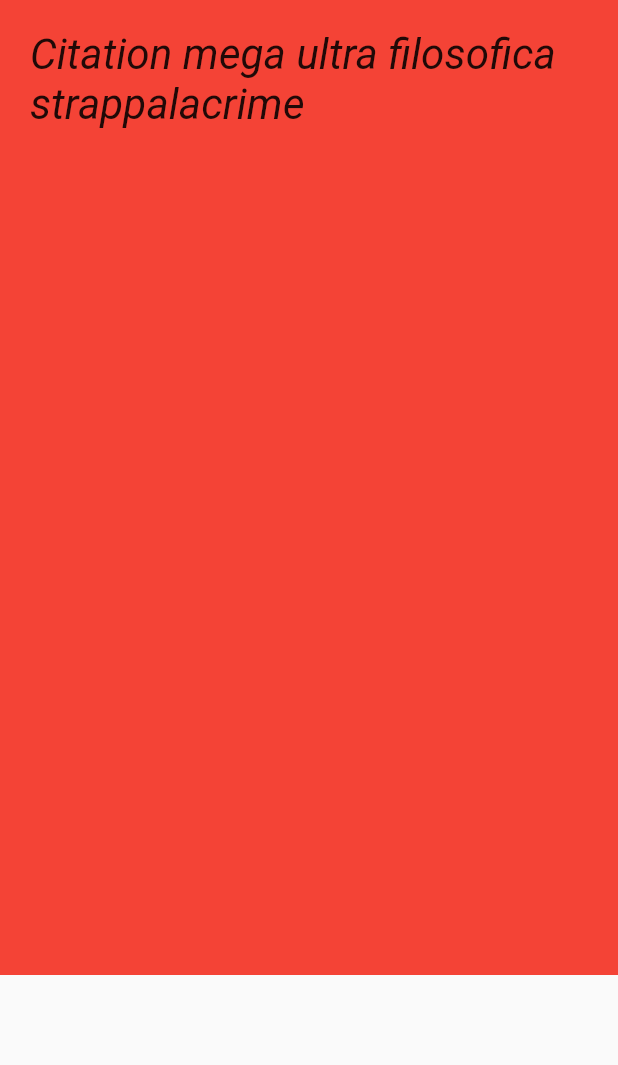
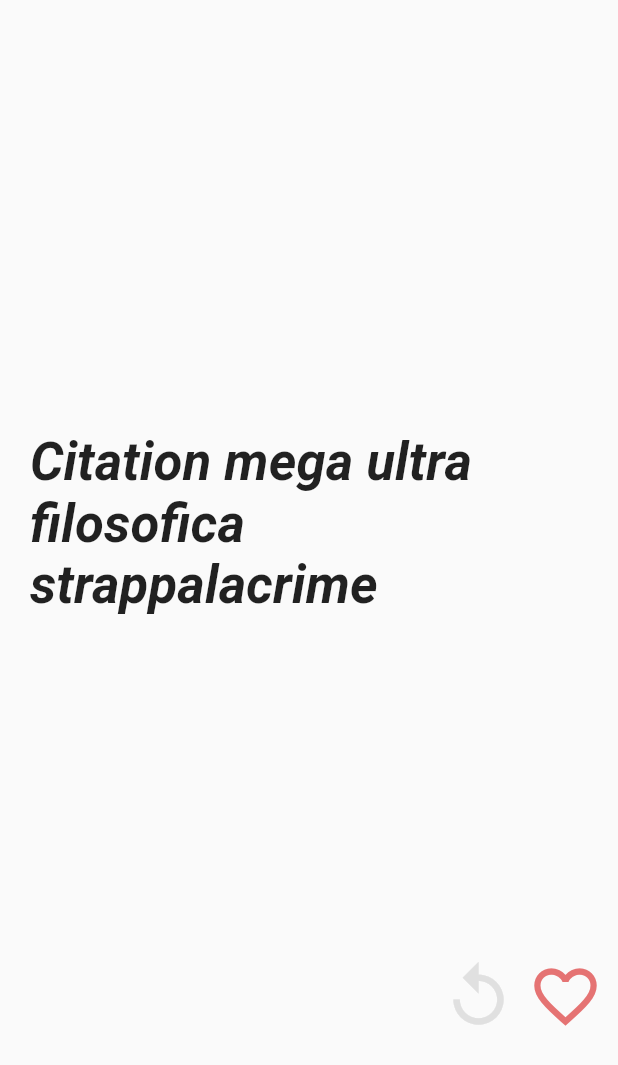
Before and after one commit to burillu/flutter-loved-cit, a Flutter app: the screen it shows after launch, on a phone screen of 412 x 824 dp. Shown: the top 1065 px of the screen. Run offline on Flutter 3.47's test engine with Material 3 defaults, Android fonts, the light colour scheme and no system bars.

Commit message:
section cit layout ok

```diff
--- a/analysis_options.yaml
+++ b/analysis_options.yaml
@@ -9,6 +9,7 @@
 # packages, and plugins designed to encourage good coding practices.
 analyzer:
   errors:
+    prefer_const_constructors: ignore
     prefer_const_literals_to_create_immutables: ignore
     use_key_in_widget_constructors: ignore
 include: package:flutter_lints/flutter.yaml
--- a/lib/pages/home_page.dart
+++ b/lib/pages/home_page.dart
@@ -1,5 +1,3 @@
-// ignore_for_file: prefer_const_constructors
-
 import 'package:flutter/material.dart';
 
 class HomePage extends StatefulWidget {
@@ -23,19 +21,50 @@ class _HomePageState extends State<HomePage> {
   }
 
   Widget sectionCit() => SliverToBoxAdapter(
-          child: Stack(children: [
-        Container(
-          height: 650,
-          padding: EdgeInsets.all(20),
-          color: Colors.red,
-          child: Column(
-            children: [
-              Text(
+          child: Container(
+        padding: EdgeInsets.all(20),
+        child: Stack(children: [
+          Container(
+            height: MediaQuery.of(context).size.height * 0.8,
+            // padding: EdgeInsets.all(20),
+            // color: Colors.red,
+            child: Center(
+              child: Text(
                 "Citation mega ultra filosofica strappalacrime",
-                style: TextStyle(fontSize: 28, fontStyle: FontStyle.italic),
+                style: TextStyle(
+                    fontSize: 35,
+                    fontStyle: FontStyle.italic,
+                    fontWeight: FontWeight.bold),
               ),
-            ],
+            ),
           ),
-        ),
-      ]));
+          Positioned(
+            bottom: 0,
+            right: 0,
+            child: Row(
+              children: [
+                IconButton(
+                  onPressed: () {},
+                  icon: Icon(
+                    Icons.replay,
+                    color: Colors.grey[300],
+                    size: 50,
+                  ),
+                ),
+                SizedBox(
+                  width: 10,
+                ),
+                IconButton(
+                  onPressed: () {},
+                  icon: Icon(
+                    Icons.favorite_outline,
+                    color: Colors.red[300],
+                    size: 50,
+                  ),
+                )
+              ],
+            ),
+          )
+        ]),
+      ));
 }
```
